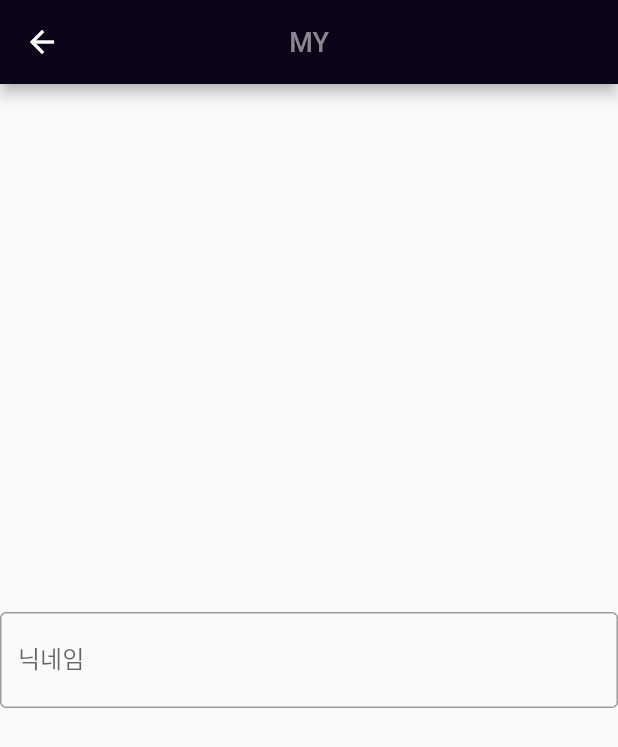
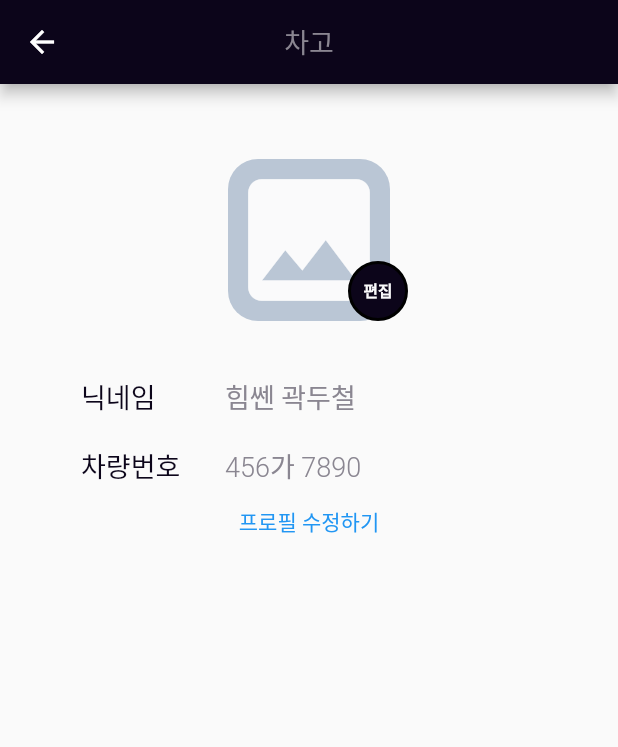
Before and after one commit to greenjhp/cchabbe, a Flutter app: the CchabbeForthPage screen opened directly, on a phone screen of 412 x 824 dp. Shown: the top 747 px of the screen. Run offline on Flutter 3.47's test engine with Material 2 defaults, Android fonts, the phone set to English and light mode, and no system bars; our stand-ins replace firebase_auth, firebase_core, image_cropper, image_picker; accounts and stored records are empty.

Commit message:
프로필 페이지 작업

```diff
--- a/lib/main.dart
+++ b/lib/main.dart
@@ -196,7 +196,7 @@ class _HomepageState extends State<Homepage> {
           BottomNavigationBarItem(icon: Icon(Icons.home), label: "홈"),
           BottomNavigationBarItem(icon: Icon(Icons.chat), label: "채팅"),
           BottomNavigationBarItem(icon: Icon(Icons.new_releases), label: "알림"),
-          BottomNavigationBarItem(icon: Icon(Icons.person), label: "MY"),
+          BottomNavigationBarItem(icon: Icon(Icons.person), label: "차고"),
         ],
       ),
     );
--- a/lib/pages/Cchabbe_forth_page.dart
+++ b/lib/pages/Cchabbe_forth_page.dart
@@ -1,8 +1,147 @@
 import 'package:cchabbe/config/colors.dart';
+import 'package:cchabbe/pages/Cchabbe_profile_page.dart';
 import 'package:flutter/material.dart';
 
 class CchabbeForthPage extends StatelessWidget {
   const CchabbeForthPage({Key? key}) : super(key: key);
+
+  Widget _profileImage(BuildContext context) {
+    return Center(
+      child: Container(
+        padding: EdgeInsets.only(top: 50),
+        child: Column(
+          children: [
+            Stack(
+              children: [
+                Center(
+                  child: Container(
+                    decoration: BoxDecoration(
+                      color: CchabbeColor.ovals,
+                      borderRadius: BorderRadius.circular(20),
+                    ),
+                    width: 108,
+                    height: 108,
+                  ),
+                ),
+                Center(
+                  child: Icon(
+                    Icons.photo,
+                    size: 108,
+                    color: CchabbeColor.white,
+                  ),
+                ),
+                Positioned(
+                  bottom: 0,
+                  right: 140,
+                  child: Container(
+                    width: 40,
+                    height: 40,
+                    decoration: BoxDecoration(
+                      color: CchabbeColor.black,
+                      border: Border.all(
+                        width: 2,
+                      ),
+                      shape: BoxShape.circle,
+                    ),
+                    child: TextButton(
+                      child: Text(
+                        '편집',
+                        style: TextStyle(
+                          fontSize: 10.5,
+                          fontWeight: FontWeight.w600,
+                          color: CchabbeColor.white,
+                        ),
+                      ),
+                      onPressed: () {
+                        Navigator.push(
+                          context,
+                          MaterialPageRoute(
+                            builder: (context) => CchabbeProfilePage(),
+                          ),
+                        );
+                      },
+                    ),
+                  ),
+                ),
+              ],
+            ),
+          ],
+        ),
+      ),
+    );
+  }
+
+  Widget _profileNickname() {
+    return Padding(
+      padding: const EdgeInsets.fromLTRB(54, 37, 54, 0),
+      child: Row(
+        crossAxisAlignment: CrossAxisAlignment.center,
+        mainAxisAlignment: MainAxisAlignment.end,
+        children: [
+          Container(
+            width: 62,
+            child: Text(
+              '닉네임',
+              style: TextStyle(
+                color: CchabbeColor.black,
+                fontSize: 18,
+                fontWeight: FontWeight.w500,
+              ),
+            ),
+          ),
+          SizedBox(
+            width: 34,
+          ),
+          Expanded(
+            child: Text(
+              '힘쎈 곽두철',
+              style: TextStyle(
+                color: CchabbeColor.bluegrey,
+                fontSize: 18,
+                fontWeight: FontWeight.w300,
+              ),
+            ),
+          ),
+        ],
+      ),
+    );
+  }
+
+  Widget _profileCarnumber() {
+    return Padding(
+      padding: const EdgeInsets.fromLTRB(54, 19, 54, 0),
+      child: Row(
+        crossAxisAlignment: CrossAxisAlignment.center,
+        mainAxisAlignment: MainAxisAlignment.end,
+        children: [
+          Container(
+            width: 80,
+            child: Text(
+              '차량번호',
+              style: TextStyle(
+                color: CchabbeColor.black,
+                fontSize: 18,
+                fontWeight: FontWeight.w500,
+              ),
+            ),
+          ),
+          SizedBox(
+            width: 16,
+          ),
+          Expanded(
+            child: Text(
+              '456가 7890',
+              style: TextStyle(
+                color: CchabbeColor.bluegrey,
+                fontSize: 18,
+                fontWeight: FontWeight.w300,
+              ),
+            ),
+          ),
+        ],
+      ),
+    );
+  }
 
   @override
   Widget build(BuildContext context) {
@@ -11,7 +150,7 @@ class CchabbeForthPage extends StatelessWidget {
         backgroundColor: CchabbeColor.black,
         centerTitle: true,
         title: Text(
-          'MY',
+          '차고',
           style: TextStyle(
             fontSize: 18,
             color: CchabbeColor.bluegrey,
@@ -19,17 +158,23 @@ class CchabbeForthPage extends StatelessWidget {
           ),
         ),
       ),
-      body: Column(
-        mainAxisAlignment: MainAxisAlignment.spaceEvenly,
-        children: [
-          TextFormField(
-            decoration: InputDecoration(
-              labelText: '닉네임',
-              hintText: '힘쎈 곽두철',
-              border: OutlineInputBorder(),
-            ),
-          ),
-        ],
+      body: Container(
+        child: Column(
+          children: [
+            _profileImage(context),
+            _profileNickname(),
+            _profileCarnumber(),
+            TextButton(
+              onPressed: () {
+                Navigator.push(
+                  context,
+                  MaterialPageRoute(builder: (context) => CchabbeProfilePage()),
+                );
+              },
+              child: Text('프로필 수정하기'),
+            )
+          ],
+        ),
       ),
     );
   }
--- a/pubspec.yaml
+++ b/pubspec.yaml
@@ -38,6 +38,9 @@ dependencies:
   provider: ^6.0.2
   firebase_core: ^1.10.6
   cloud_firestore: ^3.1.4
+  image_picker: ^0.8.5
+  image_cropper: ^1.5.1
+  get: ^4.6.1
 
 dev_dependencies:
   flutter_test:
```
Also changed, not shown: lib/pages/Cchabbe_forth_page_backup.dart (added, +149 -0 lines), lib/pages/Cchabbe_profile_page.dart (added, +120 -0 lines), pubspec.lock, 2 other files.
